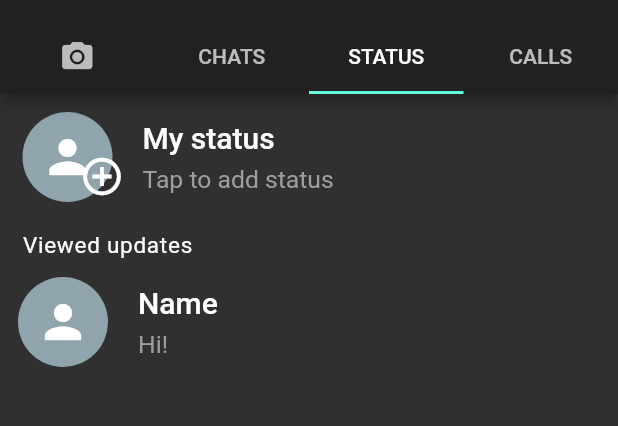
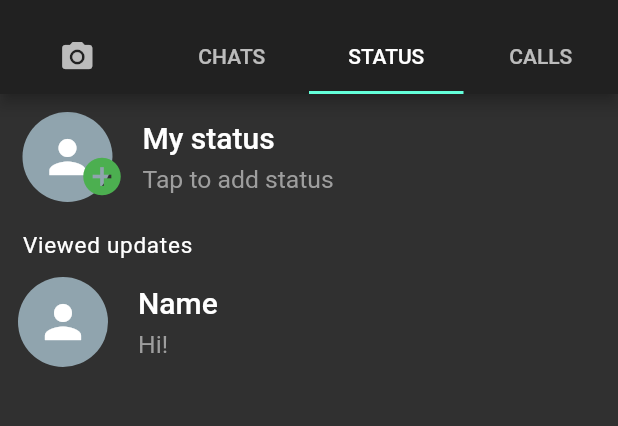
Before and after one commit to Manojkc15/Whatsapp-UI, a Flutter app: the screen it shows after launch, tab 3 chosen, on a phone screen of 412 x 824 dp, the part 62-488 px from its top. Run offline on Flutter 3.47's test engine with Material 2 defaults, Android fonts, the phone set to English and light mode, and no system bars.

Commit message:
modified STATUS

```diff
--- a/lib/status.dart
+++ b/lib/status.dart
@@ -58,8 +58,9 @@ class Status extends StatelessWidget {
               Container(
                 margin: EdgeInsets.only(left: 53.0, top: 40.0),
                 child: Icon(
-                  Icons.add_circle_outline,
+                  Icons.add_circle,
                   size: 30.0,
+                  color: Colors.green,
                 ),
               ),
             ],
```
